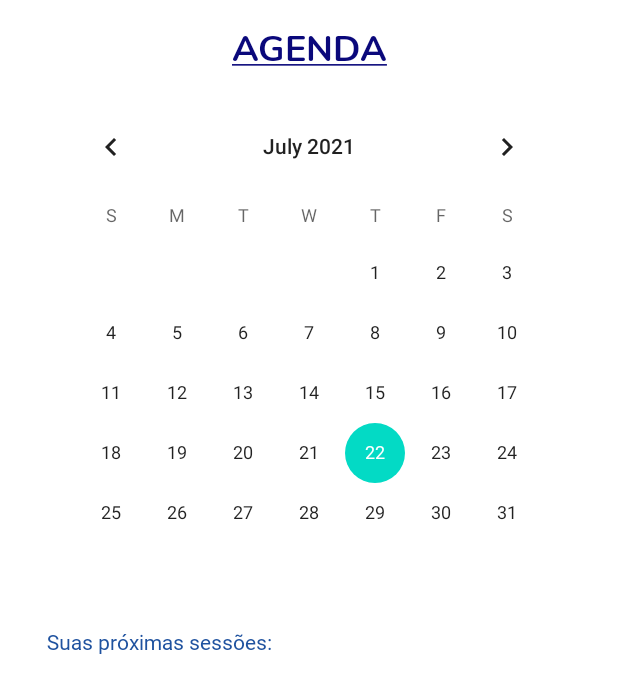
After one commit to rubinhomaroti/EasyCoachApp, an Android app: the layout activity_schedule.xml on its own in the app's theme, with its tools: preview values and no code run, on a phone screen of 412 x 824 dp. The commit adds this screen. Shown: the top 693 px of the screen. Run offline under Robolectric (Android 15) with nearby library versions, the phone set to English and light mode, and no system bars.

Commit message:
Cria primeira versão de tela de agenda

```diff
--- a/app/src/main/AndroidManifest.xml
+++ b/app/src/main/AndroidManifest.xml
@@ -9,13 +9,16 @@
         android:roundIcon="@mipmap/ic_launcher_round"
         android:supportsRtl="true"
         android:theme="@style/Theme.EasyCoachApp">
-        <activity android:name=".main.MyApp"/>
-        <activity android:name=".ui.signUp.LoginActivity">
+        <activity android:name=".ui.schedule.ScheduleActivity">
             <intent-filter>
                 <action android:name="android.intent.action.MAIN" />
 
                 <category android:name="android.intent.category.LAUNCHER" />
             </intent-filter>
+        </activity>
+        <activity android:name=".main.MyApp" />
+        <activity android:name=".ui.signUp.LoginActivity">
+
         </activity>
 
         <meta-data
--- /dev/null
+++ b/app/src/main/java/br/com/fiap/easycoachapp/ui/schedule/ScheduleActivity.kt
@@ -0,0 +1,12 @@
+package br.com.fiap.easycoachapp.ui.schedule
+
+import androidx.appcompat.app.AppCompatActivity
+import android.os.Bundle
+import br.com.fiap.easycoachapp.R
+
+class ScheduleActivity : AppCompatActivity() {
+    override fun onCreate(savedInstanceState: Bundle?) {
+        super.onCreate(savedInstanceState)
+        setContentView(R.layout.activity_schedule)
+    }
+}
--- /dev/null
+++ b/app/src/main/res/layout/activity_schedule.xml
@@ -0,0 +1,59 @@
+<?xml version="1.0" encoding="utf-8"?>
+<androidx.constraintlayout.widget.ConstraintLayout xmlns:android="http://schemas.android.com/apk/res/android"
+    xmlns:app="http://schemas.android.com/apk/res-auto"
+    xmlns:tools="http://schemas.android.com/tools"
+    android:layout_width="match_parent"
+    android:layout_height="match_parent"
+    tools:context=".ui.schedule.ScheduleActivity">
+
+    <TextView
+        android:id="@+id/textView"
+        android:layout_width="wrap_content"
+        android:layout_height="wrap_content"
+        android:fontFamily="@font/nunito_bold"
+        android:text="@string/schedule"
+        android:textAlignment="center"
+        android:textColor="@color/dark_blue"
+        android:textSize="24sp"
+        app:layout_constraintBottom_toTopOf="@+id/calendarView"
+        app:layout_constraintEnd_toEndOf="parent"
+        app:layout_constraintStart_toStartOf="parent"
+        app:layout_constraintTop_toTopOf="parent" />
+
+    <CalendarView
+        android:id="@+id/calendarView"
+        android:layout_width="wrap_content"
+        android:layout_height="wrap_content"
+        android:layout_marginTop="64dp"
+        app:layout_constraintEnd_toEndOf="parent"
+        app:layout_constraintStart_toStartOf="parent"
+        app:layout_constraintTop_toTopOf="parent" />
+
+    <TextView
+        android:id="@+id/textView2"
+        android:layout_width="wrap_content"
+        android:layout_height="wrap_content"
+        android:layout_marginStart="31dp"
+        android:layout_marginTop="16dp"
+        android:layout_marginEnd="229dp"
+        android:fontFamily="@font/roboto"
+        android:text="@string/next_sessions"
+        android:textColor="@color/fixText_blue"
+        app:layout_constraintBottom_toTopOf="@+id/recyclerView"
+        app:layout_constraintEnd_toEndOf="parent"
+        app:layout_constraintHorizontal_bias="0.0"
+        app:layout_constraintStart_toStartOf="parent"
+        app:layout_constraintTop_toBottomOf="@+id/calendarView"
+        app:layout_constraintVertical_bias="0.0" />
+
+    <androidx.recyclerview.widget.RecyclerView
+        android:id="@+id/recyclerView"
+        android:layout_width="350dp"
+        android:layout_height="251dp"
+        android:layout_marginBottom="28dp"
+        app:layout_constraintBottom_toBottomOf="parent"
+        app:layout_constraintEnd_toEndOf="parent"
+        app:layout_constraintHorizontal_bias="0.491"
+        app:layout_constraintStart_toStartOf="parent" />
+
+</androidx.constraintlayout.widget.ConstraintLayout>
--- a/app/src/main/res/values/strings.xml
+++ b/app/src/main/res/values/strings.xml
@@ -1,4 +1,6 @@
 <resources>
     <string name="app_name">EasyCoachApp</string>
     <string name="teste"><u>NOVA SESSÃO</u></string>
+    <string name="schedule"><u>AGENDA</u></string>
+    <string name="next_sessions">Suas próximas sessões:</string>
 </resources>
```
